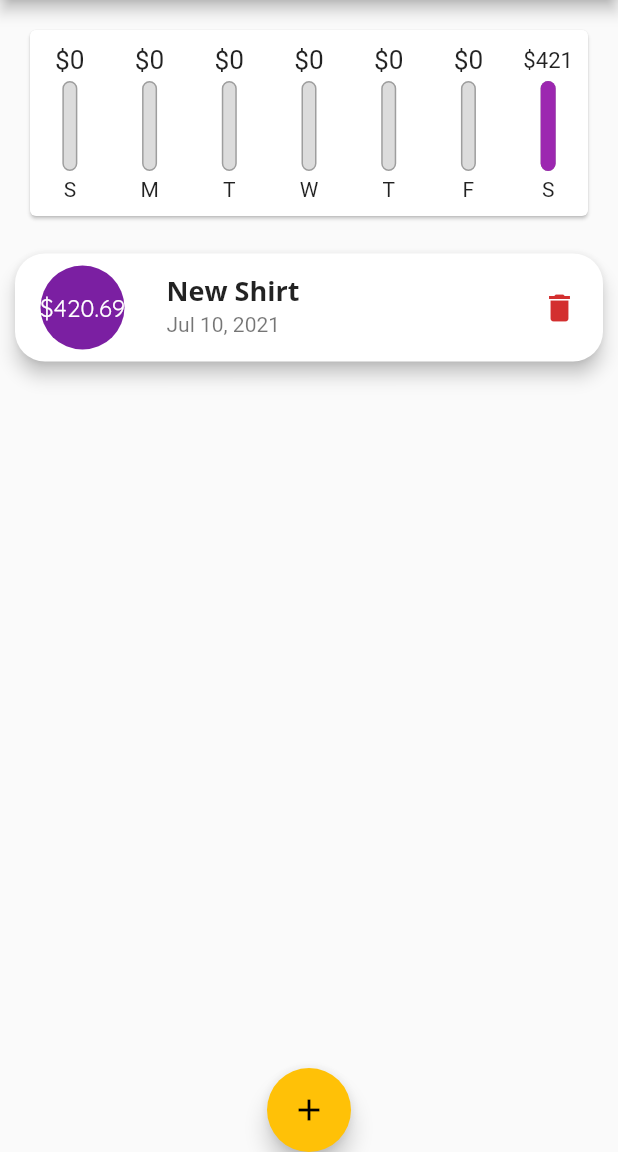
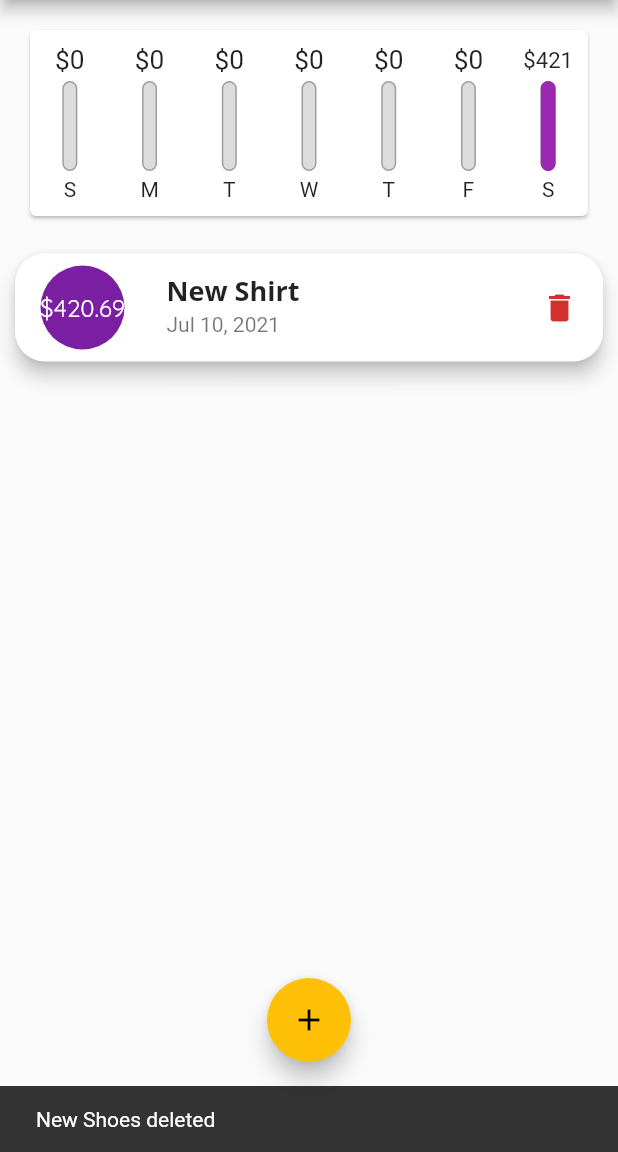
Before and after one commit to usamaTheFirst/expense-tracker-flutter, a Flutter app: the screen it shows after launch, after a tap on the "delete" icon, on a phone screen of 412 x 824 dp, the part 84-1236 px from its top. Run offline on Flutter 3.47's test engine with Material 2 defaults, Android fonts, the phone set to English and light mode, and no system bars.

Commit message:
module 4 complete

```diff
--- a/lib/widgets/transaction_list.dart
+++ b/lib/widgets/transaction_list.dart
@@ -15,7 +15,7 @@ class TransactionList extends StatelessWidget {
   @override
   Widget build(BuildContext context) {
     return Container(
-      height: 300,
+      height: 500,
       child: transactions.isEmpty
           ? Column(
               children: [
@@ -102,6 +102,9 @@ class TransactionList extends StatelessWidget {
                         color: Theme.of(context).errorColor,
                       ),
                       onPressed: () {
+                        ScaffoldMessenger.of(context).showSnackBar(SnackBar(
+                            content:
+                                Text('${transactions[index].title} deleted')));
                         deletor(index);
                       },
                     ),
```
